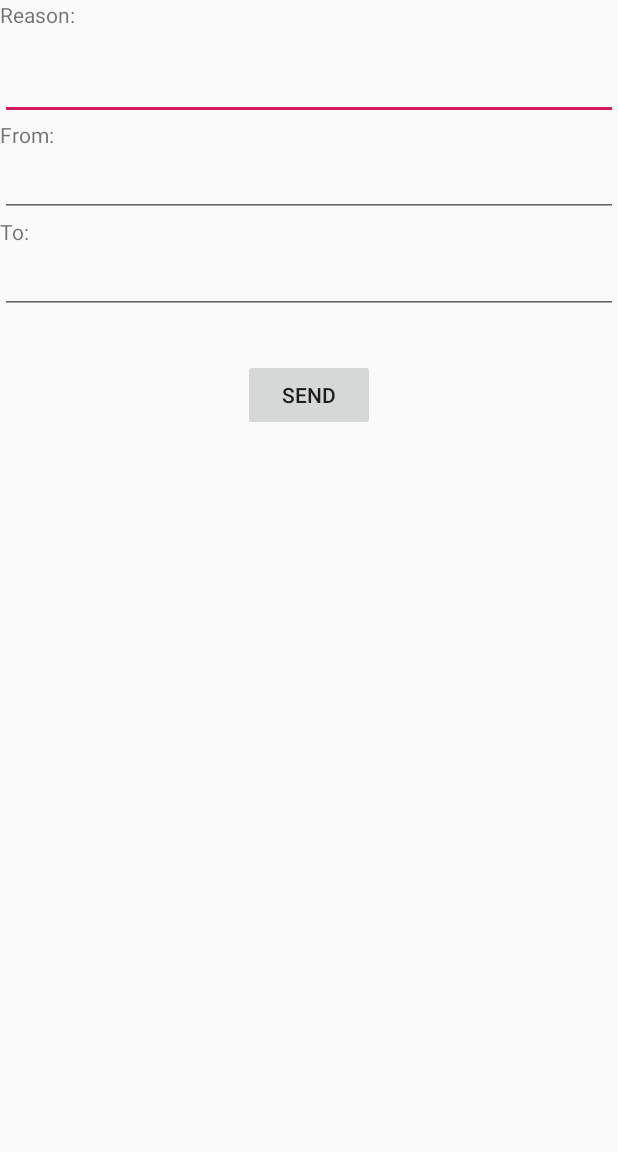
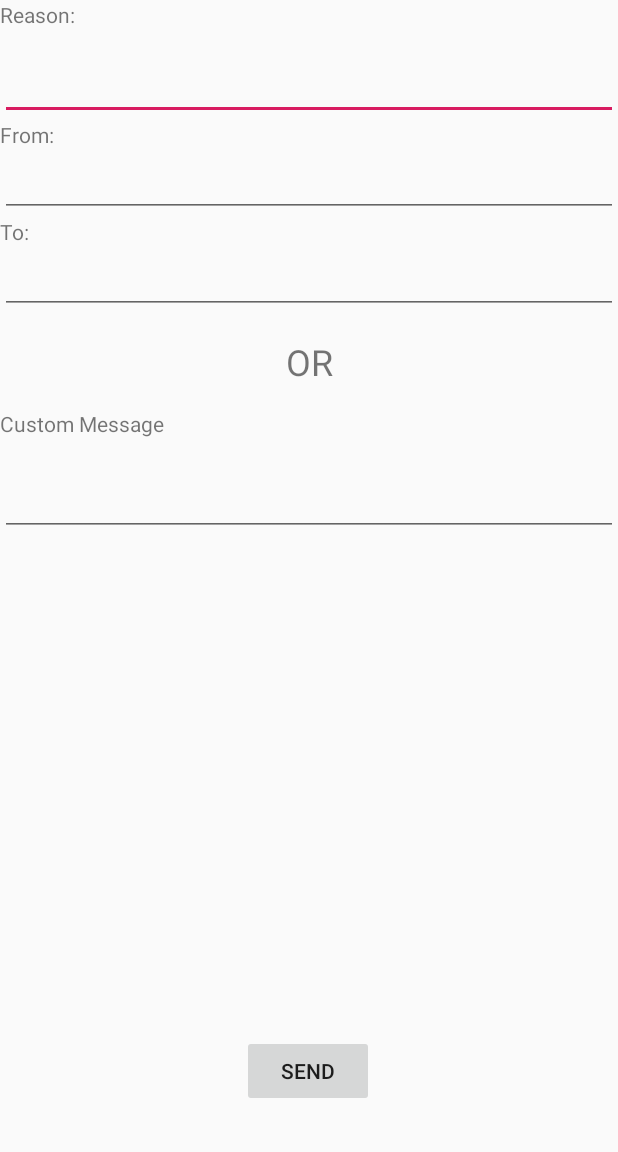
Before and after one commit to ETS-Android1/Gym-Management-App, an Android app: the SendCommonMessage screen opened directly, with no data from a screen before it, on a phone screen of 412 x 824 dp, the part 84-1236 px from its top. Run offline under Robolectric (Android 15) with nearby library versions, the phone set to English and light mode, and no system bars.

Commit message:
Added Custom Message Function

```diff
--- a/app/build.gradle
+++ b/app/build.gradle
@@ -27,5 +27,5 @@ dependencies {
     androidTestImplementation 'com.android.support.test.espresso:espresso-core:3.0.2'
 
     //library for searchable spinner
-    implementation 'com.github.MdFarhanRaja:SearchableSpinner:1.2'
+    compile 'com.github.MdFarhanRaja:SearchableSpinner:2.0'
 }
--- a/app/src/main/java/com/aina/dummydatabase/SendCommonMessage.java
+++ b/app/src/main/java/com/aina/dummydatabase/SendCommonMessage.java
@@ -99,22 +99,36 @@ public class SendCommonMessage extends AppCompatActivity {
 
     public void sendCommonMessage(View v){
         EditText reasonField = (EditText) findViewById(R.id.reason);
+        EditText customMessageField = (EditText) findViewById(R.id.custommessage);
         EditText fromField = (EditText) findViewById(R.id.fromdate);
         EditText toField = (EditText) findViewById(R.id.todate);
-        SQLiteDatabase mydb=openOrCreateDatabase("CustomerDB", Context.MODE_PRIVATE, null);
+        SQLiteDatabase mydb = openOrCreateDatabase("CustomerDB", Context.MODE_PRIVATE, null);
         String query_active = "SELECT name,mobile FROM customer WHERE activestat=1";
         Cursor c=mydb.rawQuery(query_active, null);
+
+        if ((customMessageField.getText().toString().length() > 0) && (reasonField.getText().toString().length() > 0)){
+            Toast.makeText(getBaseContext(),
+                    "Error: Either Reason or Custom Message should be empty",
+                    Toast.LENGTH_SHORT).show();
+            return;
+        }
 
         while(c.moveToNext()) {
             String nameCustomer = c.getString(0);
             String phoneNumber = c.getString(1);
             String message = null;
-            if (fromField.getText().toString().equals(toField.getText().toString())){
-                message = "Dear " + nameCustomer + ",\nDue to " + reasonField.getText().toString() +", gym will be closed on " + fromField.getText().toString() + ".\nSorry for the inconvenience :(\nThanks,\nBody Fitness Zone";
+            if (reasonField.getText().toString().length() > 0){
+                if (fromField.getText().toString().equals(toField.getText().toString())){
+                    message = "Dear " + nameCustomer + ",\nDue to " + reasonField.getText().toString() +", gym will be closed on " + fromField.getText().toString() + ".\nSorry for the inconvenience :(\nThanks,\nBody Fitness Zone";
+                }
+                else{
+                    message = "Dear " + nameCustomer + ",\nDue to " + reasonField.getText().toString() +", gym will be closed from " + fromField.getText().toString() + " to " + toField.getText().toString() + ".\nSorry for the inconvenience :(\nThanks,\nBody Fitness Zone";
+                }
             }
             else{
-                message = "Dear " + nameCustomer + ",\nDue to " + reasonField.getText().toString() +", gym will be closed from " + fromField.getText().toString() + " to " + toField.getText().toString() + ".\nSorry for the inconvenience :(\nThanks,\nBody Fitness Zone";
+                message = "Dear " + nameCustomer + ",\n" + customMessageField.getText().toString() + "\nThanks,\nBody Fitness Zone";
             }
+
             if (phoneNumber.length() > 0 && message.length() > 0) {
                 Log.d("here","here");
                 if(isSeviceMessage){
--- a/app/src/main/res/layout/activity_send_common_message.xml
+++ b/app/src/main/res/layout/activity_send_common_message.xml
@@ -66,14 +66,43 @@
         android:id="@+id/sendCommon"
         android:layout_width="wrap_content"
         android:layout_height="wrap_content"
-        android:layout_marginTop="30dp"
+        android:layout_marginBottom="30dp"
+        android:onClick="sendCommonMessage"
         android:text="Send"
-        android:onClick="sendCommonMessage"
+        app:layout_constraintBottom_toBottomOf="parent"
+        app:layout_constraintEnd_toEndOf="parent"
+        app:layout_constraintHorizontal_bias="0.498"
+        app:layout_constraintStart_toStartOf="parent" />
+
+    <EditText
+        android:id="@+id/custommessage"
+        android:layout_width="match_parent"
+        android:layout_height="wrap_content"
+        android:layout_marginTop="20dp"
+        android:ems="10"
+        android:gravity="start|top"
+        android:inputType="textMultiLine"
+        app:layout_constraintStart_toStartOf="parent"
+        app:layout_constraintTop_toBottomOf="@+id/textView17" />
+
+    <TextView
+        android:id="@+id/textView16"
+        android:layout_width="wrap_content"
+        android:layout_height="wrap_content"
+        android:layout_marginTop="15dp"
+        android:text="OR"
+        android:textSize="24sp"
         app:layout_constraintEnd_toEndOf="parent"
         app:layout_constraintStart_toStartOf="parent"
         app:layout_constraintTop_toBottomOf="@+id/todate" />
 
-
+    <TextView
+        android:id="@+id/textView17"
+        android:layout_width="wrap_content"
+        android:layout_height="wrap_content"
+        android:layout_marginTop="15dp"
+        android:text="Custom Message"
+        app:layout_constraintTop_toBottomOf="@+id/textView16" />
 
 
 </android.support.constraint.ConstraintLayout>
```
